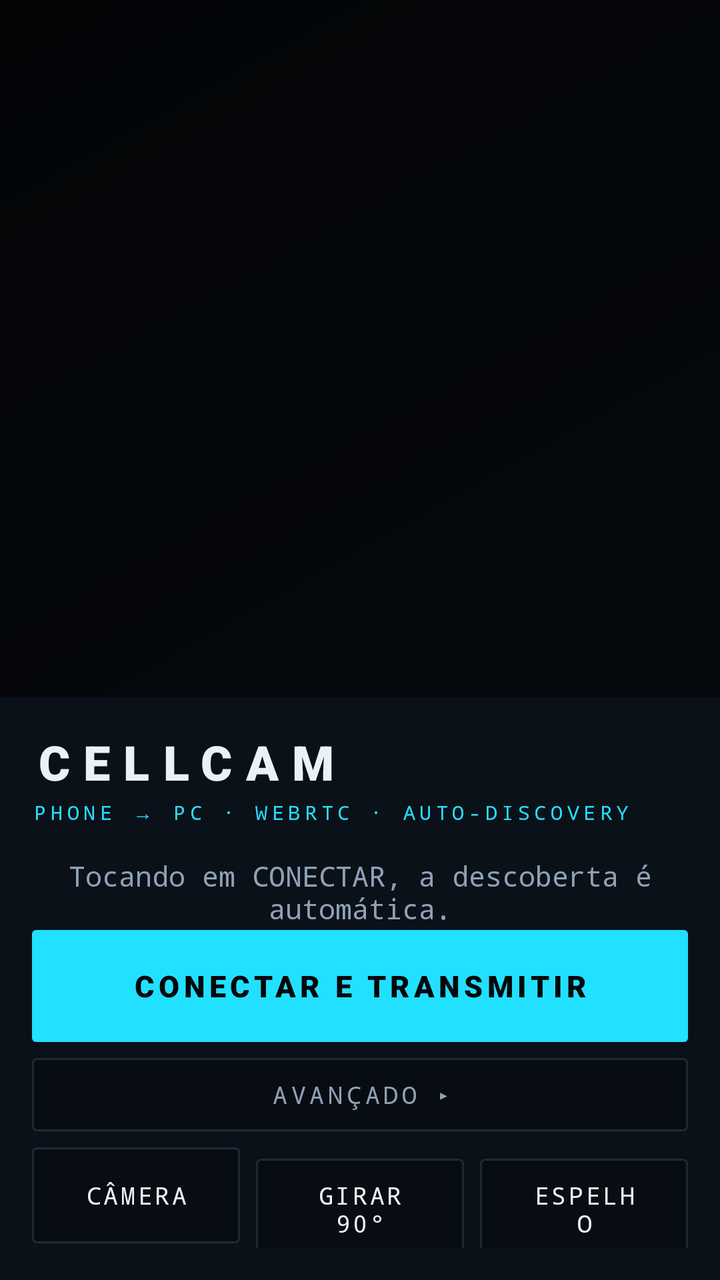
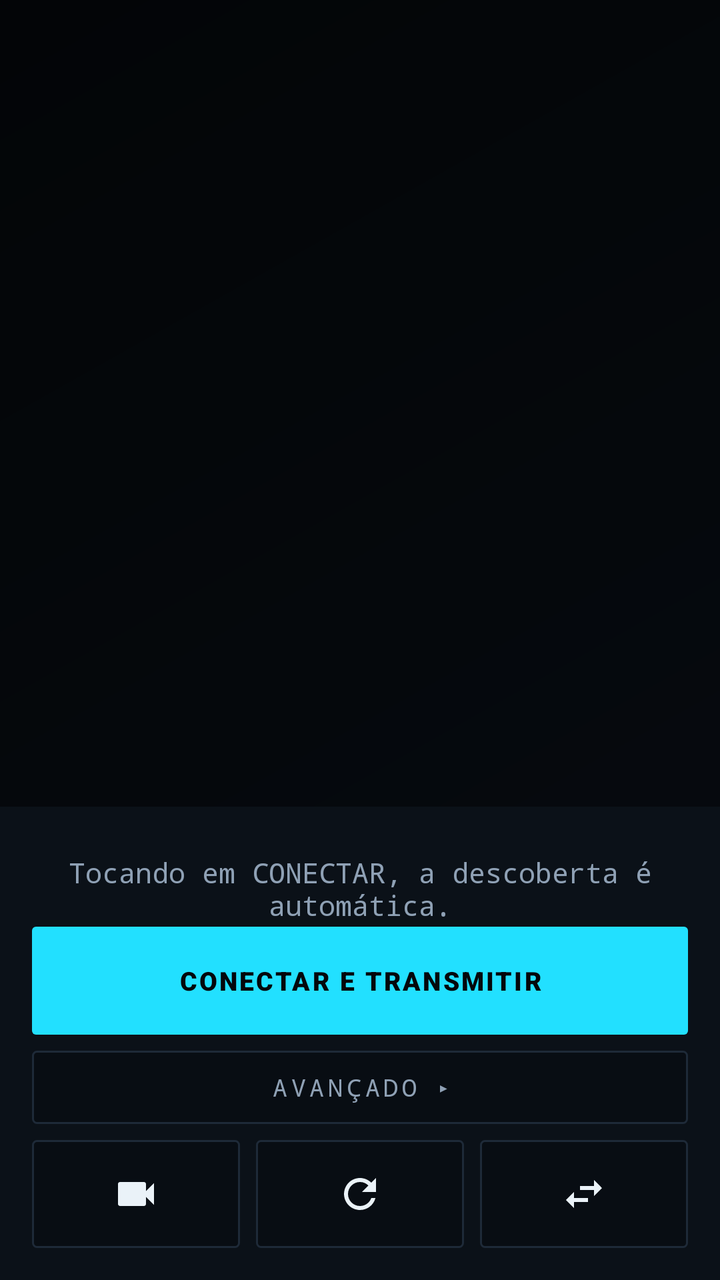

Compare the two renders of this Android layout. The source of the first and the diff that turns it into the second are given below.
<!-- AndroidManifest.xml: application theme Theme.CellCam -->
<!-- res/layout/activity_main.xml -->
<?xml version="1.0" encoding="utf-8"?>
<androidx.constraintlayout.widget.ConstraintLayout xmlns:android="http://schemas.android.com/apk/res/android"
    xmlns:app="http://schemas.android.com/apk/res-auto"
    xmlns:tools="http://schemas.android.com/tools"
    android:layout_width="match_parent"
    android:layout_height="match_parent"
    android:background="@drawable/bg_app"
    android:keepScreenOn="true"
    tools:context=".MainActivity">

    <org.webrtc.SurfaceViewRenderer
        android:id="@+id/localPreview"
        android:layout_width="0dp"
        android:layout_height="0dp"
        android:visibility="gone"
        app:layout_constraintTop_toTopOf="parent"
        app:layout_constraintStart_toStartOf="parent"
        app:layout_constraintEnd_toEndOf="parent"
        app:layout_constraintBottom_toTopOf="@id/controlPanel" />

    <LinearLayout
        android:id="@+id/controlPanel"
        android:layout_width="0dp"
        android:layout_height="wrap_content"
        android:orientation="vertical"
        android:padding="16dp"
        android:background="@color/bg_panel"
        app:layout_constraintBottom_toBottomOf="parent"
        app:layout_constraintStart_toStartOf="parent"
        app:layout_constraintEnd_toEndOf="parent">

        
        <TextView
            android:id="@+id/appTitle"
            android:layout_width="match_parent"
            android:layout_height="wrap_content"
            android:fontFamily="sans-serif-black"
            android:letterSpacing="0.28"
            android:text="CELLCAM"
            android:textAllCaps="true"
            android:textColor="@color/text"
            android:textSize="24sp" />

        <TextView
            android:id="@+id/appSubtitle"
            android:layout_width="match_parent"
            android:layout_height="wrap_content"
            android:layout_marginTop="2dp"
            android:fontFamily="monospace"
            android:letterSpacing="0.22"
            android:text="PHONE → PC · WEBRTC · AUTO-DISCOVERY"
            android:textAllCaps="true"
            android:textColor="@color/accent"
            android:textSize="10sp" />

        
        <TextView
            android:id="@+id/statusText"
            android:layout_width="match_parent"
            android:layout_height="wrap_content"
            android:layout_marginTop="14dp"
            android:gravity="center"
            android:minHeight="38dp"
            android:text="Tocando em CONECTAR, a descoberta é automática."
            android:textColor="@color/text_dim"
            android:textSize="14sp"
            android:fontFamily="monospace" />

        
        <com.google.android.material.button.MaterialButton
            android:id="@+id/connectButton"
            android:layout_width="match_parent"
            android:layout_height="56dp"
            android:background="@drawable/bg_btn_primary"
            android:letterSpacing="0.14"
            android:text="CONECTAR E TRANSMITIR"
            android:textAllCaps="true"
            android:textColor="@color/bg"
            android:textSize="15sp"
            android:fontFamily="sans-serif-black"
            android:textStyle="bold"
            android:enabled="false"
            app:backgroundTint="@null"
            app:cornerRadius="2dp"
            app:rippleColor="#22000000" />

        
        <TextView
            android:id="@+id/devicesHeader"
            android:layout_width="match_parent"
            android:layout_height="wrap_content"
            android:layout_marginTop="12dp"
            android:background="@drawable/bg_btn_outline"
            android:clickable="true"
            android:focusable="true"
            android:fontFamily="monospace"
            android:gravity="center"
            android:letterSpacing="0.16"
            android:padding="10dp"
            android:text="DISPOSITIVOS ENCONTRADOS ▸"
            android:textAllCaps="true"
            android:textColor="@color/accent"
            android:textSize="12sp"
            android:visibility="gone" />

        <LinearLayout
            android:id="@+id/deviceList"
            android:layout_width="match_parent"
            android:layout_height="wrap_content"
            android:orientation="vertical"
            android:visibility="gone" />

        
        <TextView
            android:id="@+id/advancedHeader"
            android:layout_width="match_parent"
            android:layout_height="wrap_content"
            android:layout_marginTop="8dp"
            android:background="@drawable/bg_panel_dark"
            android:clickable="true"
            android:focusable="true"
            android:fontFamily="monospace"
            android:gravity="center"
            android:letterSpacing="0.16"
            android:padding="10dp"
            android:text="AVANÇADO ▸"
            android:textAllCaps="true"
            android:textColor="@color/text_dim"
            android:textSize="12sp" />

        <LinearLayout
            android:id="@+id/advancedPanel"
            android:layout_width="match_parent"
            android:layout_height="wrap_content"
            android:orientation="vertical"
            android:paddingTop="8dp"
            android:visibility="gone">

            <EditText
                android:id="@+id/serverIpInput"
                android:layout_width="match_parent"
                android:layout_height="wrap_content"
                android:background="@drawable/bg_input"
                android:fontFamily="monospace"
                android:hint="IP do servidor (vazio = automático)"
                android:inputType="text"
                android:singleLine="true"
                android:textColor="@color/text"
                android:textColorHint="@color/text_dim"
                android:textSize="14sp" />

            <EditText
                android:id="@+id/roomCodeInput"
                android:layout_width="match_parent"
                android:layout_height="wrap_content"
                android:layout_marginTop="8dp"
                android:background="@drawable/bg_input"
                android:fontFamily="monospace"
                android:hint="Código da sala (vazio = automático)"
                android:inputType="number"
                android:maxLength="6"
                android:singleLine="true"
                android:textColor="@color/text"
                android:textColorHint="@color/text_dim"
                android:textSize="14sp" />

            <com.google.android.material.button.MaterialButton
                android:id="@+id/manualConnectButton"
                android:layout_width="match_parent"
                android:layout_height="wrap_content"
                android:layout_marginTop="8dp"
                android:background="@drawable/bg_btn_outline"
                android:fontFamily="monospace"
                android:letterSpacing="0.12"
                android:text="CONECTAR MANUALMENTE"
                android:textAllCaps="true"
                android:textColor="@color/accent"
                android:textSize="13sp"
                app:backgroundTint="@null"
                app:cornerRadius="2dp" />
        </LinearLayout>

        
        <LinearLayout
            android:layout_width="match_parent"
            android:layout_height="wrap_content"
            android:layout_marginTop="8dp"
            android:orientation="horizontal">

            <com.google.android.material.button.MaterialButton
                android:id="@+id/cameraButton"
                android:layout_width="0dp"
                android:layout_height="wrap_content"
                android:layout_weight="1"
                android:layout_marginEnd="8dp"
                android:background="@drawable/bg_panel_dark"
                android:fontFamily="monospace"
                android:letterSpacing="0.1"
                android:text="CÂMERA"
                android:textAllCaps="true"
                android:textColor="@color/text"
                android:textSize="12sp"
                android:enabled="false"
                app:backgroundTint="@null"
                app:cornerRadius="2dp" />

            <com.google.android.material.button.MaterialButton
                android:id="@+id/rotateButton"
                android:layout_width="0dp"
                android:layout_height="wrap_content"
                android:layout_weight="1"
                android:layout_marginEnd="8dp"
                android:background="@drawable/bg_panel_dark"
                android:fontFamily="monospace"
                android:letterSpacing="0.1"
                android:text="GIRAR 90°"
                android:textAllCaps="true"
                android:textColor="@color/text"
                android:textSize="12sp"
                android:enabled="false"
                app:backgroundTint="@null"
                app:cornerRadius="2dp" />

            <com.google.android.material.button.MaterialButton
                android:id="@+id/mirrorButton"
                android:layout_width="0dp"
                android:layout_height="wrap_content"
                android:layout_weight="1"
                android:background="@drawable/bg_panel_dark"
                android:fontFamily="monospace"
                android:letterSpacing="0.1"
                android:text="ESPELHO"
                android:textAllCaps="true"
                android:textColor="@color/text"
                android:textSize="12sp"
                android:enabled="false"
                app:backgroundTint="@null"
                app:cornerRadius="2dp" />
        </LinearLayout>

    </LinearLayout>

</androidx.constraintlayout.widget.ConstraintLayout>
<!-- resources referenced by this layout -->
<resources>
  <color name="accent">#22E0FF</color>
  <color name="bg">#04070B</color>
  <color name="bg_panel">#0B1118</color>
  <color name="text">#EAF2F8</color>
  <color name="text_dim">#8FA1B5</color>
  <!-- drawable bg_app (drawable) -->
  <?xml version="1.0" encoding="utf-8"?>
  <shape xmlns:android="http://schemas.android.com/apk/res/android">
      <gradient
          android:angle="135"
          android:startColor="#070B11"
          android:endColor="#030507"
          android:type="linear" />
  </shape>
  <!-- drawable bg_btn_outline (drawable) -->
  <?xml version="1.0" encoding="utf-8"?>
  <shape xmlns:android="http://schemas.android.com/apk/res/android">
      <solid android:color="#0A0F16" />
      <stroke android:width="1dp" android:color="@color/accent" />
      <corners android:radius="2dp" />
  </shape>
  <!-- drawable bg_btn_primary (drawable) -->
  <?xml version="1.0" encoding="utf-8"?>
  <shape xmlns:android="http://schemas.android.com/apk/res/android">
      <solid android:color="@color/accent" />
      <corners android:radius="2dp" />
  </shape>
  <!-- drawable bg_input (drawable) -->
  <?xml version="1.0" encoding="utf-8"?>
  <shape xmlns:android="http://schemas.android.com/apk/res/android">
      <solid android:color="#0A1017" />
      <stroke android:width="1dp" android:color="@color/line" />
      <corners android:radius="2dp" />
      <padding
          android:left="12dp"
          android:top="10dp"
          android:right="12dp"
          android:bottom="10dp" />
  </shape>
  <!-- drawable bg_panel_dark (drawable) -->
  <?xml version="1.0" encoding="utf-8"?>
  <shape xmlns:android="http://schemas.android.com/apk/res/android">
      <solid android:color="@color/bg_panel_2" />
      <stroke android:width="1dp" android:color="@color/line" />
      <corners android:radius="2dp" />
  </shape>
  <style name="Theme.CellCam" parent="Theme.Material3.Dark.NoActionBar">
          <item name="colorPrimary">@color/primary</item>
          <item name="colorOnPrimary">@color/bg</item>
          <item name="android:windowBackground">@color/bg</item>
          <item name="android:colorBackground">@color/bg</item>
          <item name="android:navigationBarColor">@color/bg_panel_2</item>
          <item name="android:statusBarColor">@color/bg_panel_2</item>
          <item name="android:textColorPrimary">@color/text</item>
          <item name="android:windowLightStatusBar">false</item>
      </style>
  <color name="line">#1E2A38</color>
  <color name="bg_panel_2">#080D13</color>
  <color name="primary">#22E0FF</color>
</resources>

<!-- the commit's change to res/layout/activity_main.xml (unified diff, before → after) -->
@@ -31,34 +31,10 @@
 
         
         <TextView
-            android:id="@+id/appTitle"
-            android:layout_width="match_parent"
-            android:layout_height="wrap_content"
-            android:fontFamily="sans-serif-black"
-            android:letterSpacing="0.28"
-            android:text="CELLCAM"
-            android:textAllCaps="true"
-            android:textColor="@color/text"
-            android:textSize="24sp" />
-
-        <TextView
-            android:id="@+id/appSubtitle"
-            android:layout_width="match_parent"
-            android:layout_height="wrap_content"
-            android:layout_marginTop="2dp"
-            android:fontFamily="monospace"
-            android:letterSpacing="0.22"
-            android:text="PHONE → PC · WEBRTC · AUTO-DISCOVERY"
-            android:textAllCaps="true"
-            android:textColor="@color/accent"
-            android:textSize="10sp" />
-
-        
-        <TextView
             android:id="@+id/statusText"
             android:layout_width="match_parent"
             android:layout_height="wrap_content"
-            android:layout_marginTop="14dp"
+            android:layout_marginTop="6dp"
             android:gravity="center"
             android:minHeight="38dp"
             android:text="Tocando em CONECTAR, a descoberta é automática."
@@ -70,13 +46,13 @@
         <com.google.android.material.button.MaterialButton
             android:id="@+id/connectButton"
             android:layout_width="match_parent"
-            android:layout_height="56dp"
+            android:layout_height="54dp"
             android:background="@drawable/bg_btn_primary"
-            android:letterSpacing="0.14"
+            android:letterSpacing="0.08"
             android:text="CONECTAR E TRANSMITIR"
             android:textAllCaps="true"
             android:textColor="@color/bg"
-            android:textSize="15sp"
+            android:textSize="13sp"
             android:fontFamily="sans-serif-black"
             android:textStyle="bold"
             android:enabled="false"
@@ -187,55 +163,46 @@
             android:layout_marginTop="8dp"
             android:orientation="horizontal">
 
-            <com.google.android.material.button.MaterialButton
+            <androidx.appcompat.widget.AppCompatImageButton
                 android:id="@+id/cameraButton"
                 android:layout_width="0dp"
-                android:layout_height="wrap_content"
+                android:layout_height="54dp"
                 android:layout_weight="1"
                 android:layout_marginEnd="8dp"
                 android:background="@drawable/bg_panel_dark"
-                android:fontFamily="monospace"
-                android:letterSpacing="0.1"
-                android:text="CÂMERA"
-                android:textAllCaps="true"
-                android:textColor="@color/text"
-                android:textSize="12sp"
-                android:enabled="false"
-                app:backgroundTint="@null"
-                app:cornerRadius="2dp" />
-
-            <com.google.android.material.button.MaterialButton
+                android:contentDescription="Câmera"
+                android:padding="14dp"
+                android:scaleType="centerInside"
+                android:src="@drawable/ic_camera"
+                android:tint="@color/btn_icon"
+                android:enabled="false" />
+
+            <androidx.appcompat.widget.AppCompatImageButton
                 android:id="@+id/rotateButton"
                 android:layout_width="0dp"
-                android:layout_height="wrap_content"
+                android:layout_height="54dp"
                 android:layout_weight="1"
                 android:layout_marginEnd="8dp"
                 android:background="@drawable/bg_panel_dark"
-                android:fontFamily="monospace"
-                android:letterSpacing="0.1"
-                android:text="GIRAR 90°"
-                android:textAllCaps="true"
-                android:textColor="@color/text"
-                android:textSize="12sp"
-                android:enabled="false"
-                app:backgroundTint="@null"
-                app:cornerRadius="2dp" />
-
-            <com.google.android.material.button.MaterialButton
+                android:contentDescription="Girar 90 graus"
+                android:padding="14dp"
+                android:scaleType="centerInside"
+                android:src="@drawable/ic_rotate"
+                android:tint="@color/btn_icon"
+                android:enabled="false" />
+
+            <androidx.appcompat.widget.AppCompatImageButton
                 android:id="@+id/mirrorButton"
                 android:layout_width="0dp"
-                android:layout_height="wrap_content"
+                android:layout_height="54dp"
                 android:layout_weight="1"
                 android:background="@drawable/bg_panel_dark"
-                android:fontFamily="monospace"
-                android:letterSpacing="0.1"
-                android:text="ESPELHO"
-                android:textAllCaps="true"
-                android:textColor="@color/text"
-                android:textSize="12sp"
-                android:enabled="false"
-                app:backgroundTint="@null"
-                app:cornerRadius="2dp" />
+                android:contentDescription="Espelho"
+                android:padding="14dp"
+                android:scaleType="centerInside"
+                android:src="@drawable/ic_mirror"
+                android:tint="@color/btn_icon"
+                android:enabled="false" />
         </LinearLayout>
 
     </LinearLayout>
<!-- resource entries referenced after the edit -->
@@ -46,6 +46,39 @@
       <stroke android:width="1dp" android:color="@color/line" />
       <corners android:radius="2dp" />
   </shape>
+  <!-- drawable ic_camera (drawable) -->
+  <?xml version="1.0" encoding="utf-8"?>
+  <vector xmlns:android="http://schemas.android.com/apk/res/android"
+      android:width="24dp"
+      android:height="24dp"
+      android:viewportWidth="24"
+      android:viewportHeight="24">
+      <path
+          android:fillColor="#FFFFFFFF"
+          android:pathData="M17,10.5V7c0,-0.55 -0.45,-1 -1,-1H4C3.45,6 3,6.45 3,7v10c0,0.55 0.45,1 1,1h12c0.55,0 1,-0.45 1,-1v-3.5l4,4v-11L17,10.5z" />
+  </vector>
+  <!-- drawable ic_mirror (drawable) -->
+  <?xml version="1.0" encoding="utf-8"?>
+  <vector xmlns:android="http://schemas.android.com/apk/res/android"
+      android:width="24dp"
+      android:height="24dp"
+      android:viewportWidth="24"
+      android:viewportHeight="24">
+      <path
+          android:fillColor="#FFFFFFFF"
+          android:pathData="M6.99,11L3,15l3.99,4v-3H14v-2H6.99v-3zM21,9l-3.99,-4v3H10v2h7.01v3L21,9z" />
+  </vector>
+  <!-- drawable ic_rotate (drawable) -->
+  <?xml version="1.0" encoding="utf-8"?>
+  <vector xmlns:android="http://schemas.android.com/apk/res/android"
+      android:width="24dp"
+      android:height="24dp"
+      android:viewportWidth="24"
+      android:viewportHeight="24">
+      <path
+          android:fillColor="#FFFFFFFF"
+          android:pathData="M17.65,6.35C16.2,4.9 14.21,4 12,4c-4.42,0 -7.99,3.58 -7.99,8s3.57,8 7.99,8c3.73,0 6.84,-2.55 7.73,-6h-2.08c-0.82,2.33 -3.04,4 -5.65,4 -3.31,0 -6,-2.69 -6,-6s2.69,-6 6,-6c1.66,0 3.14,0.69 4.22,1.78L13,11h7V4L17.65,6.35z" />
+  </vector>
   <style name="Theme.CellCam" parent="Theme.Material3.Dark.NoActionBar">
           <item name="colorPrimary">@color/primary</item>
           <item name="colorOnPrimary">@color/bg</item>
